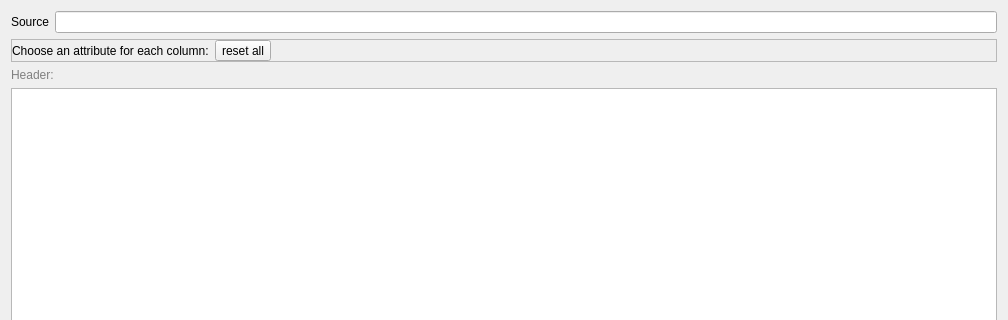
Before: the Qt Designer form libs/qCC_io/ui/openAsciiFileDlg.ui in CloudCompare/CloudCompare, drawn with Qt 5; both pictures show x 0 to 1008 and y 0 to 320 of the 1008 by 657 pixel window.
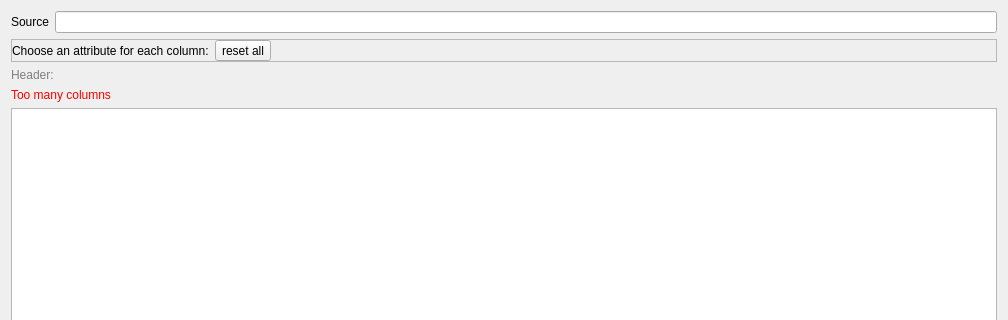
After: the same form once the commit is applied.

Commit message:
Warn the user when an ASCII file has too many columns (#2178) (#2364)
* Warn the user when an ASCII file has too many columns

* Update libs/qCC_io/src/AsciiOpenDlg.cpp

---------

What changed in the file:
```diff
--- a/libs/qCC_io/ui/openAsciiFileDlg.ui
+++ b/libs/qCC_io/ui/openAsciiFileDlg.ui
@@ -114,6 +114,19 @@
      </property>
     </widget>
    </item>
+   <item>
+    <widget class="QLabel" name="columnsTruncatedLabel">
+     <property name="styleSheet">
+      <string notr="true">color: red;</string>
+     </property>
+     <property name="text">
+      <string>Too many columns</string>
+     </property>
+     <property name="wordWrap">
+      <bool>true</bool>
+     </property>
+    </widget>
+   </item>
    <item>
     <widget class="QScrollArea" name="scrollArea">
      <property name="frameShape">
```
The commit also changes 2 other files.
